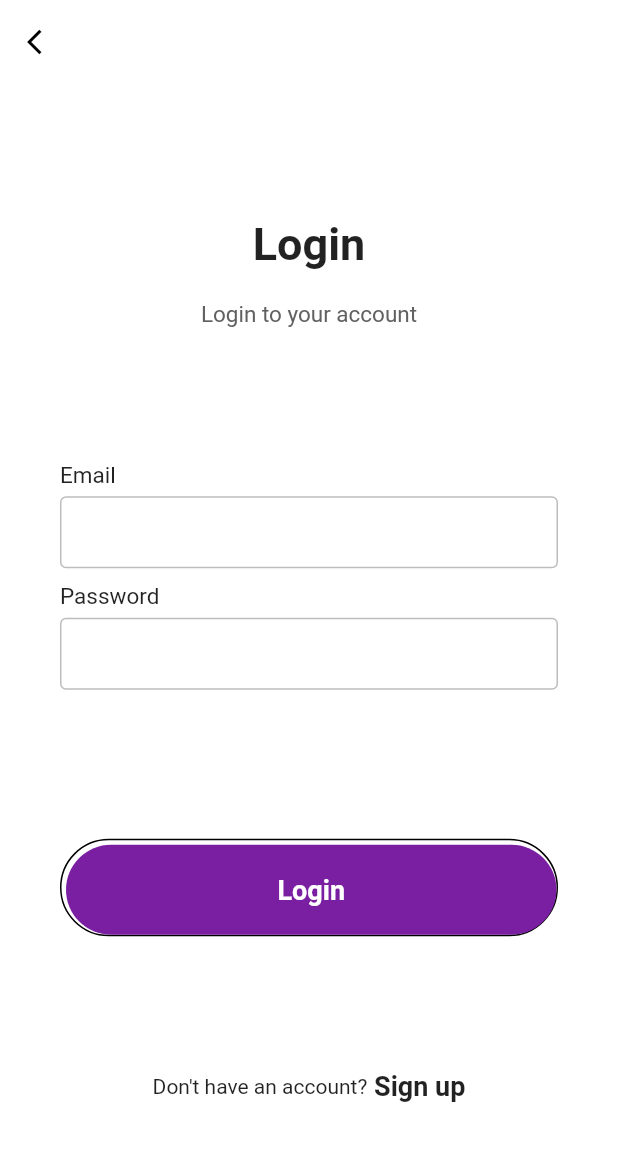
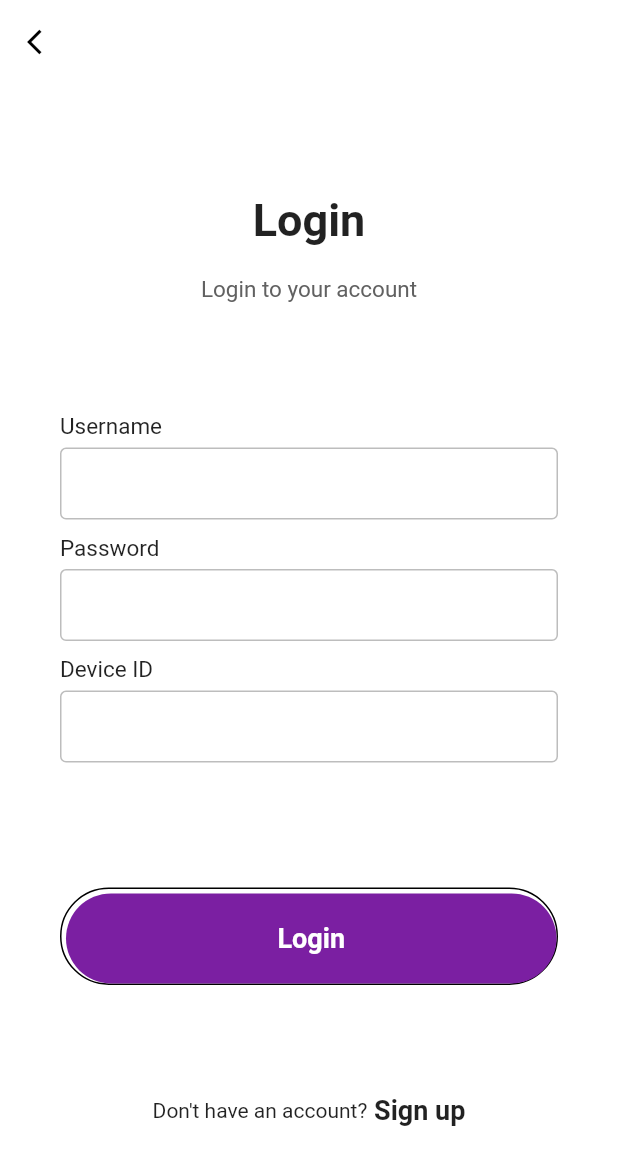
Before and after one commit to cepdnaclk/e17-3yp-Smart-Cradle, a Flutter app: the screen it shows after launch, after a tap on "Login", on a phone screen of 412 x 824 dp. Shown: the top 1165 px of the screen. Run offline on Flutter 3.47's test engine with Material 2 defaults, Android fonts, the phone set to English and light mode, and no system bars.

Commit message:
updated login.dart - change the input fields

```diff
--- a/Front End/cradle_app/lib/login.dart
+++ b/Front End/cradle_app/lib/login.dart
@@ -45,8 +45,9 @@ class LoginPage extends StatelessWidget {
                   padding: EdgeInsets.symmetric(horizontal: 40),
                   child: Column(
                     children: <Widget>[
-                      inputFile(label: "Email"),
-                      inputFile(label: "Password", obscureText: true)
+                     inputFile(label: "Username"),
+                     inputFile(label: "Password", obscureText: true),
+                     inputFile(label: "Device ID")
                     ],
                   ),
                 ),
```
